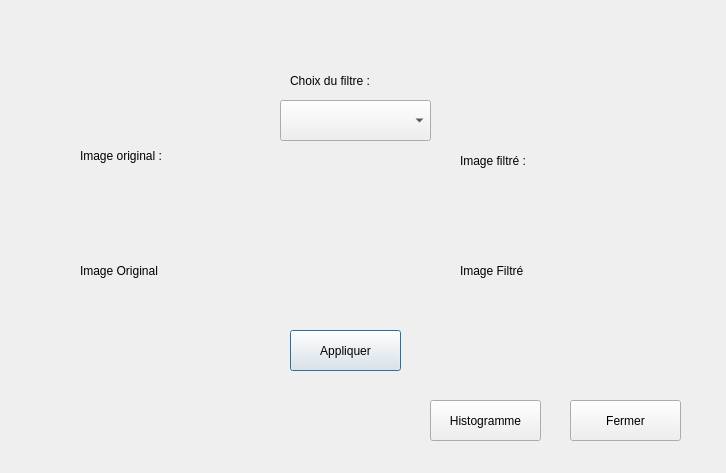
Old version of the form BotPanelReader/analysewindow.ui in the repository paulcpro/PanneauxAI.
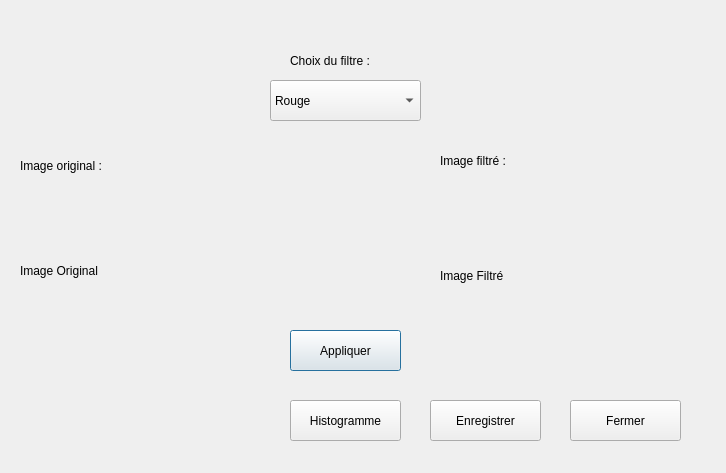
New version of the form.

```diff
--- a/BotPanelReader/analysewindow.ui
+++ b/BotPanelReader/analysewindow.ui
@@ -16,8 +16,8 @@
   <widget class="QLabel" name="label">
    <property name="geometry">
     <rect>
-     <x>80</x>
-     <y>140</y>
+     <x>20</x>
+     <y>150</y>
      <width>121</width>
      <height>31</height>
     </rect>
@@ -29,7 +29,7 @@
   <widget class="QLabel" name="label_2">
    <property name="geometry">
     <rect>
-     <x>460</x>
+     <x>440</x>
      <y>140</y>
      <width>111</width>
      <height>41</height>
@@ -42,7 +42,7 @@
   <widget class="QLabel" name="label_3">
    <property name="geometry">
     <rect>
-     <x>80</x>
+     <x>20</x>
      <y>180</y>
      <width>241</width>
      <height>181</height>
@@ -55,10 +55,10 @@
   <widget class="QLabel" name="label_4">
    <property name="geometry">
     <rect>
-     <x>460</x>
+     <x>440</x>
      <y>190</y>
-     <width>211</width>
-     <height>161</height>
+     <width>231</width>
+     <height>171</height>
     </rect>
    </property>
    <property name="text">
@@ -81,18 +81,33 @@
   <widget class="QComboBox" name="comboBox">
    <property name="geometry">
     <rect>
-     <x>280</x>
-     <y>100</y>
+     <x>270</x>
+     <y>80</y>
      <width>151</width>
      <height>41</height>
     </rect>
    </property>
+   <item>
+    <property name="text">
+     <string>Rouge</string>
+    </property>
+   </item>
+   <item>
+    <property name="text">
+     <string>Gaussien</string>
+    </property>
+   </item>
+   <item>
+    <property name="text">
+     <string>Nagao</string>
+    </property>
+   </item>
   </widget>
   <widget class="QLabel" name="label_5">
    <property name="geometry">
     <rect>
      <x>290</x>
-     <y>70</y>
+     <y>50</y>
      <width>121</width>
      <height>21</height>
     </rect>
@@ -117,7 +132,7 @@
   <widget class="QPushButton" name="pushButton_3">
    <property name="geometry">
     <rect>
-     <x>430</x>
+     <x>290</x>
      <y>400</y>
      <width>111</width>
      <height>41</height>
@@ -127,6 +142,19 @@
     <string>Histogramme</string>
    </property>
   </widget>
+  <widget class="QPushButton" name="pushButton_4">
+   <property name="geometry">
+    <rect>
+     <x>430</x>
+     <y>400</y>
+     <width>111</width>
+     <height>41</height>
+    </rect>
+   </property>
+   <property name="text">
+    <string>Enregistrer</string>
+   </property>
+  </widget>
  </widget>
  <resources/>
  <connections/>
```
